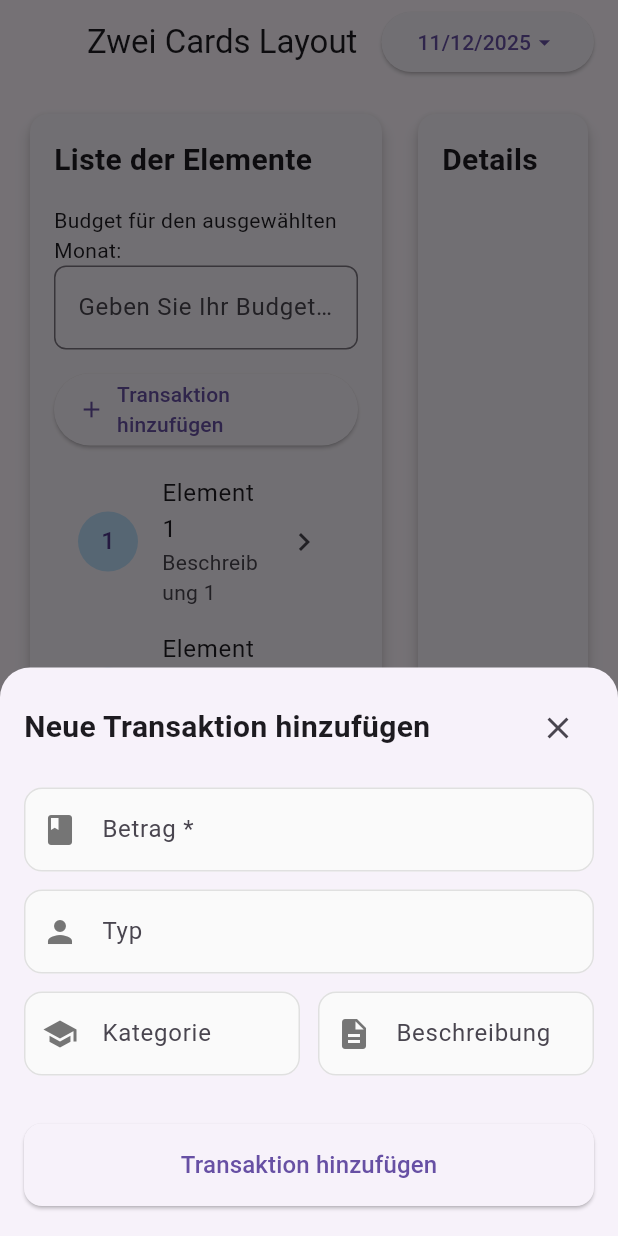
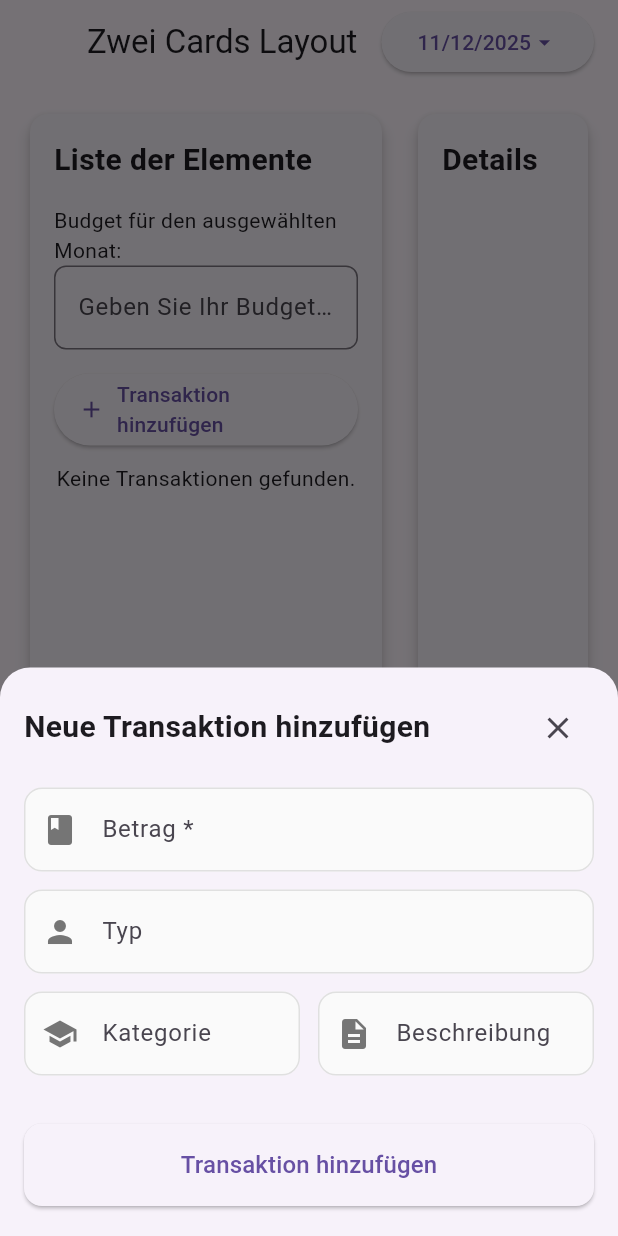
Before and after one commit to Ramez147/flutterapp, a Flutter app: the screen it shows after launch, after a tap on "Transaktion hinzufügen", on a phone screen of 412 x 824 dp. Run offline on Flutter 3.47's test engine with Material 3 defaults, Android fonts, the light colour scheme and no system bars; our stand-ins replace firebase_auth, firebase_core, firebase_messaging, fl_chart, image_picker, open_file and 2 more; accounts and stored records are empty.

Commit message:
Linke Card ist fertig

```diff
--- a/lib/Screens/new_budget/Months_folder/month.dart
+++ b/lib/Screens/new_budget/Months_folder/month.dart
@@ -1,6 +1,6 @@
 class Months {
 
-  final String? monthId;
+  final int? monthId;
   final DateTime date;
   final double monthlyBudget;
   final String? notes;
@@ -15,7 +15,7 @@ class Months {
   // Von Map (statt JSON)
   factory Months.fromMap(Map<String, dynamic> map) {
     return Months(
-      monthId: map['monthId'] as String?,
+      monthId: map['monthId'] as int?,
       date: DateTime.parse(map['date'] as String),
       monthlyBudget: (map['monthly_budget']) is int
           ? (map['monthly_budget'] as int).toDouble()
--- a/lib/Screens/new_budget/budget_display.dart
+++ b/lib/Screens/new_budget/budget_display.dart
@@ -2,6 +2,7 @@ import 'package:flutter/material.dart';
 import 'package:tucky/Screens/new_budget/chart.dart';
 import 'package:tucky/Screens/new_budget/transactions_fodler/transaction.dart';
 import 'package:tucky/Screens/new_budget/transactions_fodler/transactions_datenbank.dart';
+
 class TwoCardsScreen extends StatefulWidget {
   const TwoCardsScreen({super.key});
 
@@ -11,18 +12,7 @@ class TwoCardsScreen extends StatefulWidget {
 
 class _TwoCardsScreenState extends State<TwoCardsScreen> {
   // Beispiel-Daten für die Liste
-  final List<ListItem> items = [
-    ListItem(id: 1, title: 'Element 1', subtitle: 'Beschreibung 1'),
-    ListItem(id: 2, title: 'Element 2', subtitle: 'Beschreibung 2'),
-    ListItem(id: 3, title: 'Element 3', subtitle: 'Beschreibung 3'),
-    ListItem(id: 4, title: 'Element 4', subtitle: 'Beschreibung 4'),
-    ListItem(id: 5, title: 'Element 5', subtitle: 'Beschreibung 5'),
-    ListItem(id: 6, title: 'Element 6', subtitle: 'Beschreibung 6'),
-    ListItem(id: 7, title: 'Element 7', subtitle: 'Beschreibung 7'),
-    ListItem(id: 8, title: 'Element 8', subtitle: 'Beschreibung 8'),
-  ];
 
-  ListItem? selectedItem;
   DateTime picked = DateTime.now();
   final TextEditingController budgetController = TextEditingController();
   final TextEditingController _amountController = TextEditingController();
@@ -31,6 +21,12 @@ class _TwoCardsScreenState extends State<TwoCardsScreen> {
   final TextEditingController _descriptionController = TextEditingController();
 
   final TransactionDatenbank transactionDatabase = TransactionDatenbank();
+
+  Stream<List<Transaction>> get _TransactionsStream {
+    return transactionDatabase
+        .getTransactions(picked.month)
+        .asBroadcastStream();
+  }
 
   void addNewTransaction() {
     _amountController.clear();
@@ -119,17 +115,20 @@ class _TwoCardsScreenState extends State<TwoCardsScreen> {
                         type: _typeController.text,
                         category: _categoryController.text,
                         description: _descriptionController.text,
-                        monthId: picked.month.toString(),
-
+                        monthId: picked.month,
                       );
 
-                      await transactionDatabase.createTransaction(neutransaction);
+                      await transactionDatabase.createTransaction(
+                        neutransaction,
+                      );
 
                       if (mounted) {
                         Navigator.of(context).pop();
                         ScaffoldMessenger.of(context).showSnackBar(
                           const SnackBar(
-                            content: Text('Transaktion erfolgreich hinzugefügt'),
+                            content: Text(
+                              'Transaktion erfolgreich hinzugefügt',
+                            ),
                             backgroundColor: Colors.green,
                           ),
                         );
@@ -292,7 +291,7 @@ class _TwoCardsScreenState extends State<TwoCardsScreen> {
                               onPressed: () {
                                 // Hier: Neues Element hinzufügen
                                 addNewTransaction();
-                                if (mounted){
+                                if (mounted) {
                                   ScaffoldMessenger.of(context).showSnackBar(
                                     const SnackBar(
                                       content: Text('Element hinzugefügt'),
@@ -309,28 +308,52 @@ class _TwoCardsScreenState extends State<TwoCardsScreen> {
                             const SizedBox(height: 12),
                             // ListView
                             Expanded(
-                              child: ListView.builder(
-                                itemCount: items.length,
+                              child: StreamBuilder<List<Transaction>>(
+                                stream: _TransactionsStream,
+                                builder: (context, snapshot) {
+                                  if (snapshot.connectionState ==
+                                      ConnectionState.waiting) {
+                                    return const CircularProgressIndicator();
+                                  }
+
+                                  if (snapshot.hasError) {
+                                    return Text('Fehler: ${snapshot.error}');
+                                  }
+
+                                  final transactions = snapshot.data!;
+
+                                  if (transactions.isEmpty) {
+                                    return const Text(
+                                      'Keine Transaktionen gefunden.',
+                                    );
+                                  }
+
+                                  return ListView.builder(
+                                    itemCount: transactions.length,
                                     itemBuilder: (context, index) {
-                                  final item = items[index];
+                                      final transaction = transactions[index];
                                       return ListTile(
-                                    title: Text(item.title),
-                                    subtitle: Text(item.subtitle),
+                                        title: Text(transaction.amount.toString()),
+                                        subtitle: Text(
+                                          transaction.type  ,
+                                        ),
                                         leading: CircleAvatar(
                                           backgroundColor: Colors.blue.shade100,
-                                      child: Text('${item.id}'),
+                                          child: Icon(
+                                            Icons.monetization_on,
+                                            color: Colors.blue.shade700,
                                           ),
-                                    trailing: const Icon(Icons.chevron_right),
-                                    tileColor: selectedItem?.id == item.id
-                                        ? Colors.blue.shade50
-                                        : null,
+                                        ),
+                                        trailing: const Icon(
+                                          Icons.chevron_right,
+                                        ),
                                         shape: RoundedRectangleBorder(
-                                      borderRadius: BorderRadius.circular(8),
+                                          borderRadius: BorderRadius.circular(
+                                            8,
                                           ),
-                                    onTap: () {
-                                      setState(() {
-                                        selectedItem = item;
-                                      });
+                                        ),
+                                        onTap: () {},
+                                      );
                                     },
                                   );
                                 },
@@ -357,10 +380,3 @@ class _TwoCardsScreenState extends State<TwoCardsScreen> {
 }
 
 // Datenmodell für Listenelemente
-class ListItem {
-  final int id;
-  final String title;
-  final String subtitle;
-
-  ListItem({required this.id, required this.title, required this.subtitle});
-}
--- a/lib/Screens/new_budget/transactions_fodler/transaction.dart
+++ b/lib/Screens/new_budget/transactions_fodler/transaction.dart
@@ -1,6 +1,6 @@
 class Transaction {
-  final String? id;
-  final String monthId;
+  final int? id;
+  final int monthId;
   final double amount;
   final String type;
   final String category;
@@ -18,8 +18,8 @@ class Transaction {
   // Von Map (statt JSON)
   factory Transaction.fromMap(Map<String, dynamic> map) {
     return Transaction(
-      id: map['id'] as String?,
-      monthId: map['monthId'] as String,
+      id: map['id'] as int?,
+      monthId: map['monthId'] as int,
       amount: (map['amount']) is int
           ? (map['amount'] as int).toDouble()
           : map['amount'] as double,
@@ -32,8 +32,8 @@ class Transaction {
   // Für Insert (ohne ID und Timestamps)
   Map<String, dynamic> toMap() {
     return {
-      'id': id,
-      'monthId': monthId, // Konsistent mit fromMap
+
+      'monthId': monthId,
       'amount': amount,
       'type': type,
       'category': category,
--- a/lib/Screens/new_budget/transactions_fodler/transactions_datenbank.dart
+++ b/lib/Screens/new_budget/transactions_fodler/transactions_datenbank.dart
@@ -51,4 +51,19 @@ class TransactionDatenbank {
       rethrow;
     }
   }
+
+    Stream<List<Transaction>> getTransactions(int monthId) {
+    return Supabase.instance.client
+        .from('transaction')
+        .stream(primaryKey: ['id'])
+        .eq('monthId', monthId)
+        .map((data) {
+          return data
+              .whereType<Map<String, dynamic>>()
+              .map((m) => Transaction.fromMap(Map<String, dynamic>.from(m)))
+              .toList();
+        });
+  }
+
+
 }
```
Lines whose indentation alone changed are shown as unchanged.
